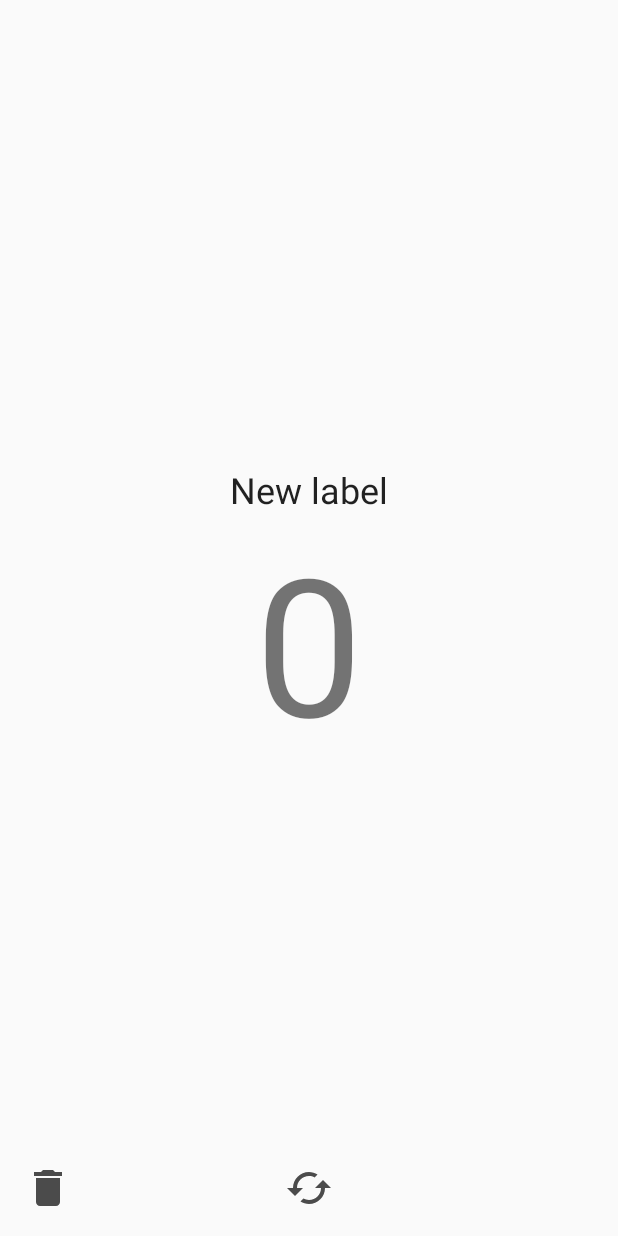
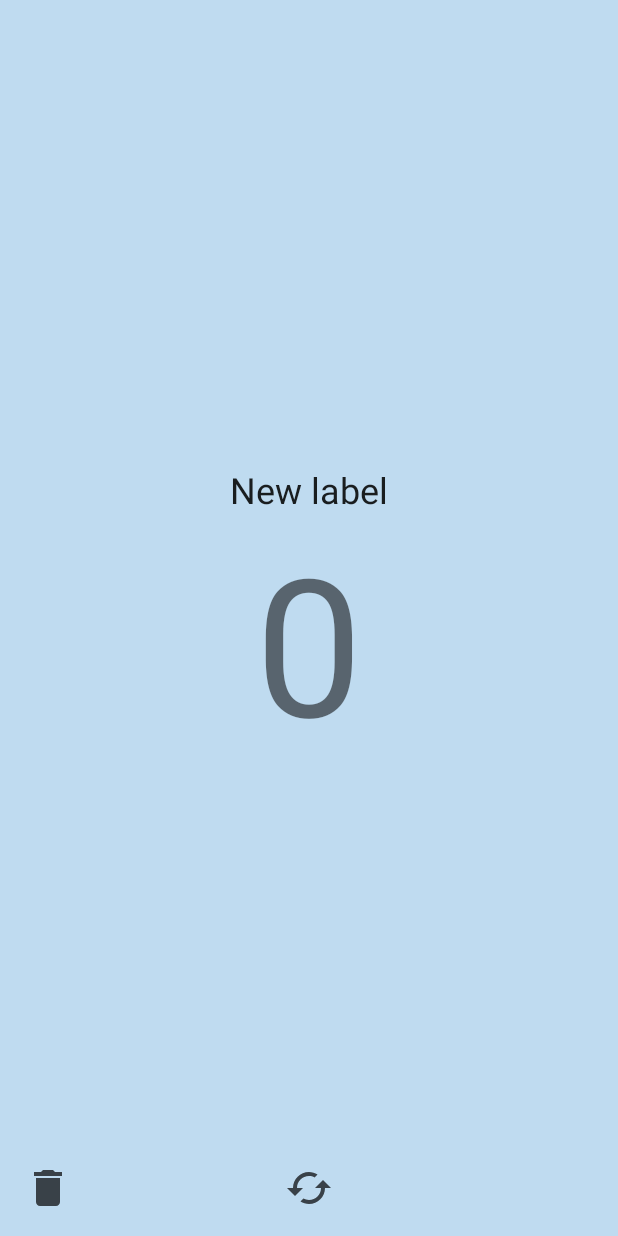
Before and after one commit to nisargjhaveri/Counter, an Android app: the screen it shows after launch (MainActivity), on a phone screen of 412 x 824 dp. Run offline under Robolectric (Android 15) with nearby library versions, the phone set to English and light mode, and no system bars.

Commit message:
Add colours and misc fixes

```diff
--- a/app/src/main/java/in/nisargjhaveri/counter/MainActivity.java
+++ b/app/src/main/java/in/nisargjhaveri/counter/MainActivity.java
@@ -2,6 +2,7 @@ package in.nisargjhaveri.counter;
 
 import android.content.Context;
 import android.content.SharedPreferences;
+import android.graphics.Color;
 import android.support.design.widget.FloatingActionButton;
 import android.support.design.widget.Snackbar;
 import android.support.v7.app.AppCompatActivity;
@@ -24,6 +25,7 @@ import android.view.inputmethod.InputMethodManager;
 import android.widget.ImageButton;
 import android.widget.TextView;
 
+import java.util.Random;
 import java.util.UUID;
 
 public class MainActivity extends AppCompatActivity {
@@ -98,7 +100,8 @@ public class MainActivity extends AppCompatActivity {
         private static final String ARG_SECTION_NUMBER = "section_number";
 
         private String counter_id;
-        private String label = "New label";
+        private String label;
+        private int bgcolor;
         private int count = 0;
 
         protected SharedPreferences.Editor storage_editor;
@@ -135,9 +138,22 @@ public class MainActivity extends AppCompatActivity {
                 storage_editor.apply();
             }
 
-            label = storage.getString("counter_label_" + counter_id, label);
+            Random rand = new Random();
+            bgcolor = storage.getInt("counter_bgcolor_" + counter_id, -1);
+            if (bgcolor == -1) {
+                bgcolor = Color.rgb(
+                        155 + rand.nextInt(100),
+                        155 + rand.nextInt(100),
+                        155 + rand.nextInt(100)
+                );
+                storage_editor.putInt("counter_bgcolor_" + counter_id, bgcolor);
+                storage_editor.apply();
+            }
+
+            label = storage.getString("counter_label_" + counter_id, getResources().getString(R.string.default_label));
             count = storage.getInt("counter_count_" + counter_id, count);
 
+            rootView.setBackgroundColor(bgcolor);
             rootView.setOnClickListener(new View.OnClickListener() {
                 @Override
                 public void onClick(View v) {
@@ -248,10 +264,19 @@ public class MainActivity extends AppCompatActivity {
 
         private int count;
         private int baseId = 0;
+        private int maxCount = 0;
+
 
         public SectionsPagerAdapter(FragmentManager fm, int c) {
             super(fm);
             count = c;
+            updateMaxCount();
+        }
+
+        private void updateMaxCount() {
+            if (count > maxCount) {
+                maxCount = count;
+            }
         }
 
         @Override
@@ -271,12 +296,14 @@ public class MainActivity extends AppCompatActivity {
         public void addPage() {
             baseId++;
             count++;
+            updateMaxCount();
             notifyDataSetChanged();
         }
 
         public void deletePage() {
             baseId += 2;
             count--;
+            updateMaxCount();
             notifyDataSetChanged();
         }
 
@@ -288,7 +315,7 @@ public class MainActivity extends AppCompatActivity {
         @Override
         public long getItemId(int position) {
             // give an ID different from position when position has been changed
-            return baseId * (count + 1) + position;
+            return baseId * (maxCount + 1) + position;
         }
     }
 }
--- a/app/src/main/res/layout/fragment_main.xml
+++ b/app/src/main/res/layout/fragment_main.xml
@@ -44,23 +44,22 @@
         android:layout_height="wrap_content"
         android:id="@+id/delete_counter"
         android:layout_gravity="center_horizontal"
-        android:contentDescription="@string/delete_counter"
         android:background="@drawable/ic_delete"
         android:layout_alignParentBottom="true"
         android:padding="@dimen/fab_margin"
         android:alpha="0.7"
-        />
+        android:contentDescription="@string/delete_counter" />
 
     <ImageButton
         android:layout_width="wrap_content"
         android:layout_height="wrap_content"
         android:id="@+id/reset_counter"
         android:layout_gravity="center_horizontal"
-        android:contentDescription="@string/delete_counter"
         android:background="@drawable/ic_cached"
         android:padding="@dimen/fab_margin"
         android:alpha="0.7"
         android:layout_alignParentBottom="true"
-        android:layout_centerHorizontal="true" />
+        android:layout_centerHorizontal="true"
+        android:contentDescription="@string/reset_counter" />
 
 </RelativeLayout>
--- a/app/src/main/res/values/strings.xml
+++ b/app/src/main/res/values/strings.xml
@@ -1,7 +1,8 @@
 <resources>
     <string name="app_name">Counter</string>
-    <string name="title_activity_main">MainActivity</string>
     <string name="action_settings">Settings</string>
     <string name="delete_counter">Delete Counter</string>
     <string name="add_new_counter">Add New Counter</string>
+    <string name="reset_counter">Reset Counter</string>
+    <string name="default_label">New label</string>
 </resources>
```
